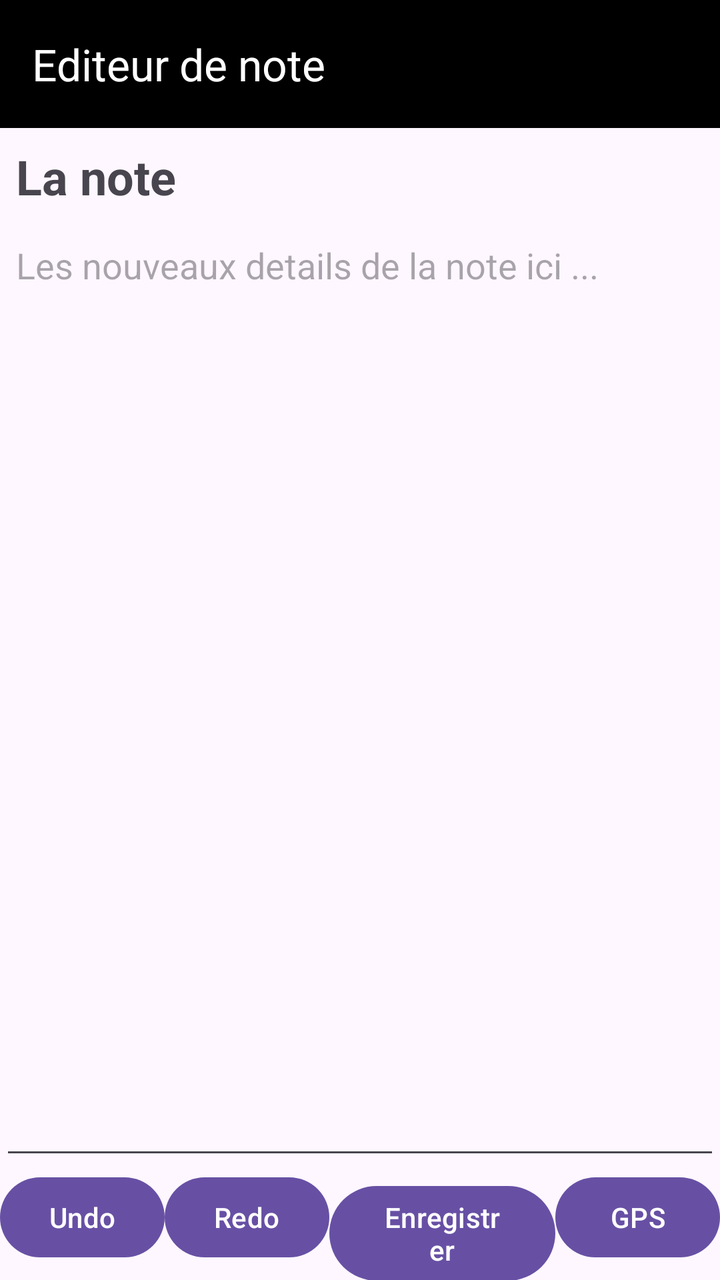
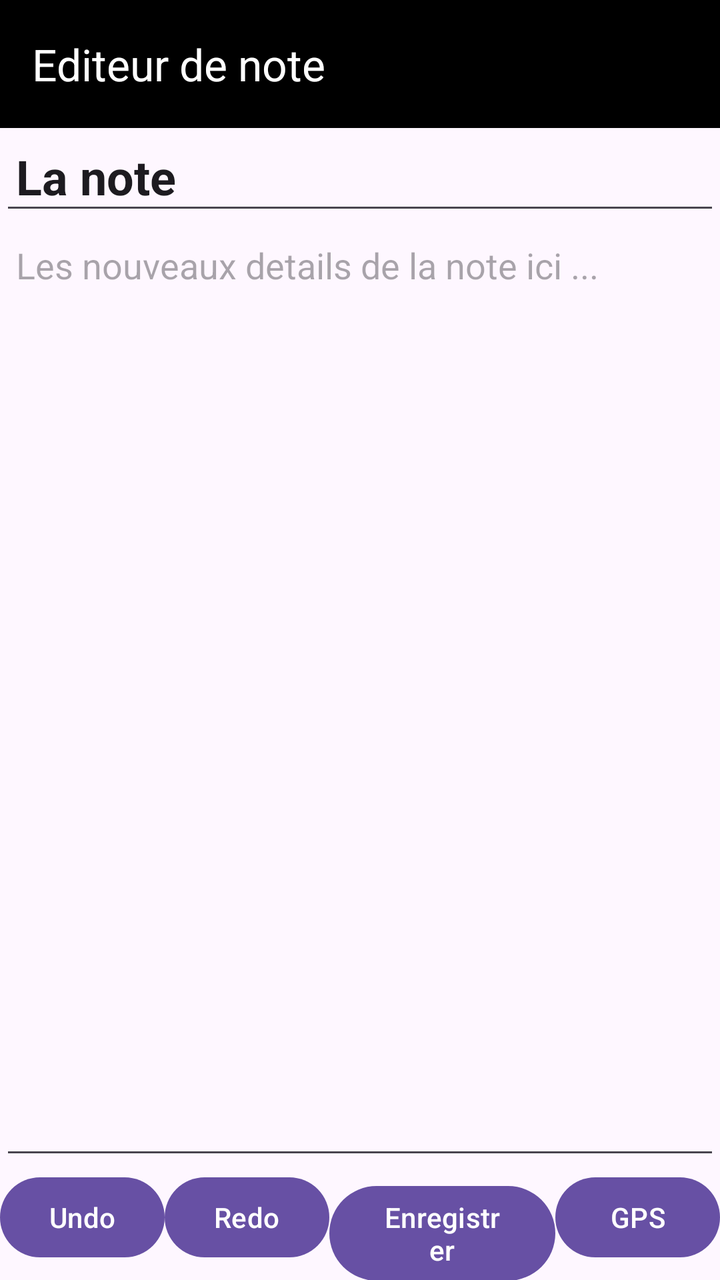

Screens rendered from an Android XML layout before and after an edit, with the pre-edit source and the edit as a unified diff.
<!-- AndroidManifest.xml: application theme Theme.Blocnotes -->
<!-- res/layout/editeur_notes.xml -->
<?xml version="1.0" encoding="utf-8"?>
<LinearLayout xmlns:android="http://schemas.android.com/apk/res/android"
    xmlns:app="http://schemas.android.com/apk/res-auto"
    android:layout_width="match_parent"
    android:layout_height="match_parent"
    android:orientation="vertical">

    <androidx.appcompat.widget.Toolbar
        android:id="@+id/toolbar_Editeur"
        android:layout_width="match_parent"
        android:layout_height="wrap_content"
        android:background="@color/black"
        android:minHeight="?attr/actionBarSize"
        android:theme="?attr/actionBarTheme"
        app:title="Editeur de note"
        app:titleTextColor="@color/white" />

    <TextView
        android:id="@+id/titre_note"
        android:layout_width="match_parent"
        android:layout_height="wrap_content"
        android:padding="8dp"
        android:text="La note"
        android:textSize="24sp"
        android:textStyle="bold" />

    <EditText
        android:id="@+id/details_note"
        android:layout_width="match_parent"
        android:layout_height="0dp"
        android:layout_weight="1"
        android:gravity="top|start"
        android:hint="Les nouveaux details de la note ici ..."
        android:inputType="textMultiLine"
        android:padding="8dp" />

    <LinearLayout
        android:layout_width="match_parent"
        android:layout_height="wrap_content"
        android:orientation="horizontal">

        <Button
            android:id="@+id/bouton_Undo"
            android:layout_width="wrap_content"
            android:layout_height="wrap_content"
            android:layout_weight="1"
            android:text="Undo" />

        <Button
            android:id="@+id/bouton_Redo"
            android:layout_width="wrap_content"
            android:layout_height="wrap_content"
            android:layout_weight="1"
            android:text="Redo" />

        <Button
            android:id="@+id/bouton_Enregistrer"
            android:layout_width="wrap_content"
            android:layout_height="wrap_content"
            android:layout_weight="1"
            android:text="Enregistrer" />

        <Button
            android:id="@+id/bouton_GPS"
            android:layout_width="wrap_content"
            android:layout_height="wrap_content"
            android:layout_weight="1"
            android:text="GPS" />


    </LinearLayout>

</LinearLayout>
<!-- resources referenced by this layout -->
<resources>
  <color name="black">#FF000000</color>
  <color name="white">#FFFFFFFF</color>
  <style name="Theme.Blocnotes" parent="Base.Theme.Blocnotes" />
  <style name="Base.Theme.Blocnotes" parent="Theme.Material3.DayNight.NoActionBar">
          
          
      </style>
</resources>

<!-- the commit's change to res/layout/editeur_notes.xml (unified diff, before → after) -->
@@ -15,7 +15,7 @@
         app:title="Editeur de note"
         app:titleTextColor="@color/white" />
 
-    <TextView
+    <EditText
         android:id="@+id/titre_note"
         android:layout_width="match_parent"
         android:layout_height="wrap_content"
